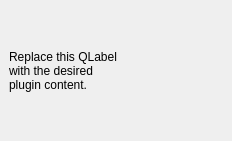
Before: the Qt Designer form GeoContextQGISPlugin_dockwidget_base.ui in kartoza/GeoContextQGISPlugin, drawn with Qt 5.
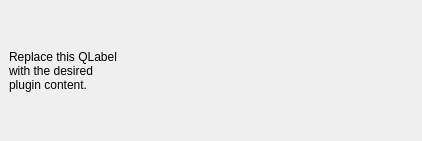
After: the same form once the commit is applied.

```diff
--- a/GeoContextQGISPlugin_dockwidget_base.ui
+++ b/GeoContextQGISPlugin_dockwidget_base.ui
@@ -6,7 +6,7 @@
    <rect>
     <x>0</x>
     <y>0</y>
-    <width>232</width>
+    <width>422</width>
     <height>141</height>
    </rect>
   </property>
```
